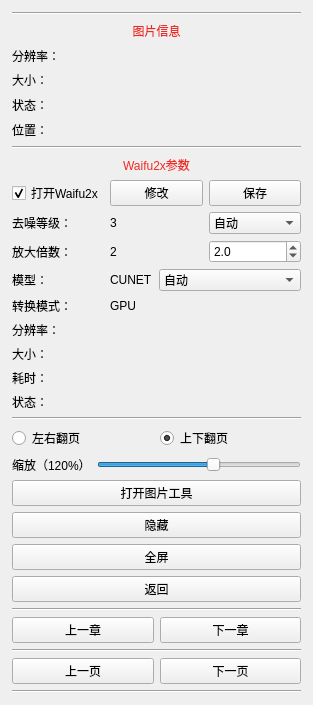
Old version of the form ui/readimg.ui in the repository tonquer/picacg-qt.
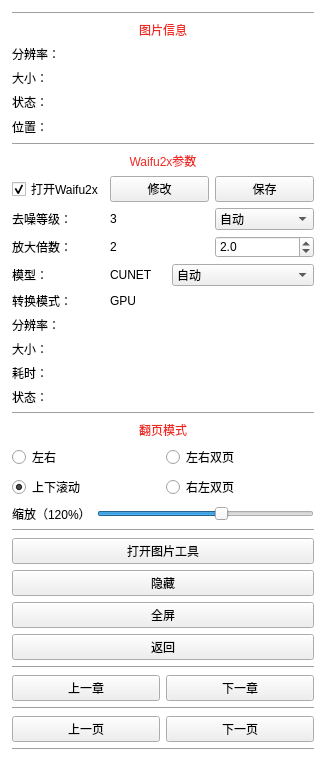
New version of the form.

Commit message: 看图新增左右分页模式

```diff
--- a/ui/readimg.ui
+++ b/ui/readimg.ui
@@ -6,7 +6,7 @@
    <rect>
     <x>0</x>
     <y>0</y>
-    <width>299</width>
+    <width>326</width>
     <height>705</height>
    </rect>
   </property>
@@ -17,7 +17,7 @@
    <bool>false</bool>
   </property>
   <property name="styleSheet">
-   <string notr="true"/>
+   <string notr="true">#ReadImg{background-color:white;}</string>
   </property>
   <layout class="QGridLayout" name="gridLayout_2">
    <property name="leftMargin">
@@ -393,12 +393,25 @@
          </property>
         </widget>
        </item>
+       <item>
+        <widget class="QLabel" name="label_5">
+         <property name="styleSheet">
+          <string notr="true">color: #ee2a24</string>
+         </property>
+         <property name="text">
+          <string>翻页模式</string>
+         </property>
+         <property name="alignment">
+          <set>Qt::AlignCenter</set>
+         </property>
+        </widget>
+       </item>
        <item>
         <layout class="QHBoxLayout" name="horizontalLayout_4">
          <item>
           <widget class="QRadioButton" name="radioButton">
            <property name="text">
-            <string>左右翻页</string>
+            <string>左右</string>
            </property>
            <property name="checked">
             <bool>false</bool>
@@ -411,7 +424,21 @@
          <item>
           <widget class="QRadioButton" name="radioButton_2">
            <property name="text">
-            <string>上下翻页</string>
+            <string>左右双页</string>
+           </property>
+           <attribute name="buttonGroup">
+            <string notr="true">buttonGroup</string>
+           </attribute>
+          </widget>
+         </item>
+        </layout>
+       </item>
+       <item>
+        <layout class="QHBoxLayout" name="horizontalLayout_12">
+         <item>
+          <widget class="QRadioButton" name="radioButton_3">
+           <property name="text">
+            <string>上下滚动</string>
            </property>
            <property name="checked">
             <bool>true</bool>
@@ -421,6 +448,16 @@
            </attribute>
           </widget>
          </item>
+         <item>
+          <widget class="QRadioButton" name="radioButton_4">
+           <property name="text">
+            <string>右左双页</string>
+           </property>
+           <attribute name="buttonGroup">
+            <string notr="true">buttonGroup</string>
+           </attribute>
+          </widget>
+         </item>
         </layout>
        </item>
        <item>
@@ -456,6 +493,13 @@
          </item>
         </layout>
        </item>
+       <item>
+        <widget class="Line" name="line_3">
+         <property name="orientation">
+          <enum>Qt::Horizontal</enum>
+         </property>
+        </widget>
+       </item>
        <item>
         <widget class="QPushButton" name="copyButton">
          <property name="styleSheet">
```
Left out of the diff: 36 changed lines with no effect on the pictures. The commit also changes 39 other files.
